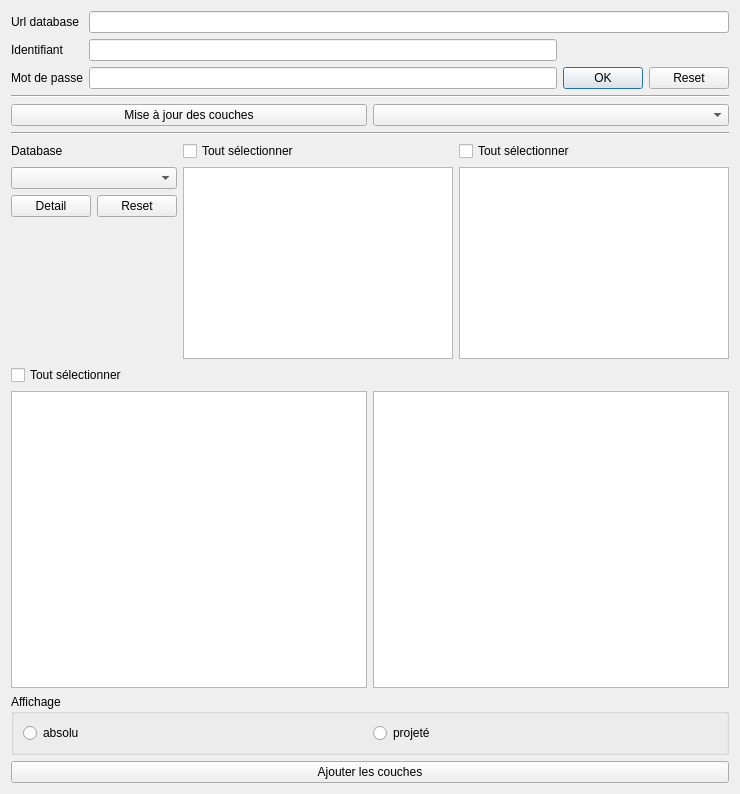
This is couchdb_importer/couchdb_importer_dialog_base.ui in FranceDigues/SIRS-Digues-PluginQGis as Qt 5 draws it before an edit. The edited form follows.
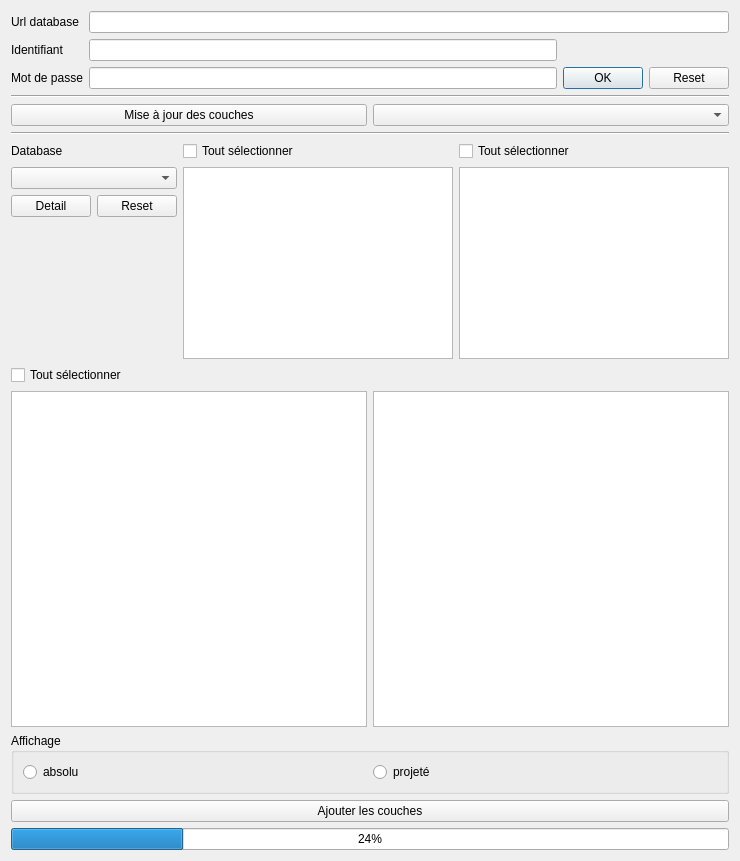
This is the edited form.

Commit message: Interface: Add progress bar during add and update layers

```diff
--- a/couchdb_importer/couchdb_importer_dialog_base.ui
+++ b/couchdb_importer/couchdb_importer_dialog_base.ui
@@ -7,7 +7,7 @@
     <x>0</x>
     <y>0</y>
     <width>740</width>
-    <height>794</height>
+    <height>861</height>
    </rect>
   </property>
   <property name="windowTitle">
@@ -185,6 +185,13 @@
      </property>
     </widget>
    </item>
+   <item>
+    <widget class="QProgressBar" name="progressBar">
+     <property name="value">
+      <number>24</number>
+     </property>
+    </widget>
+   </item>
   </layout>
  </widget>
  <resources/>
```
The commit also changes 2 other files.
